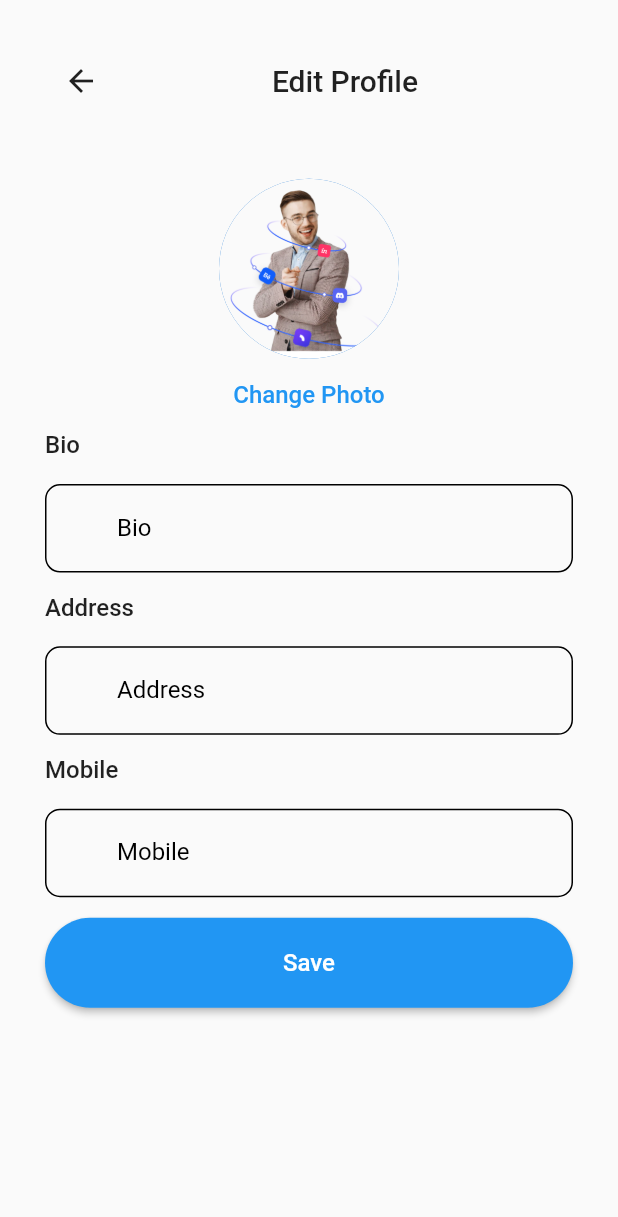
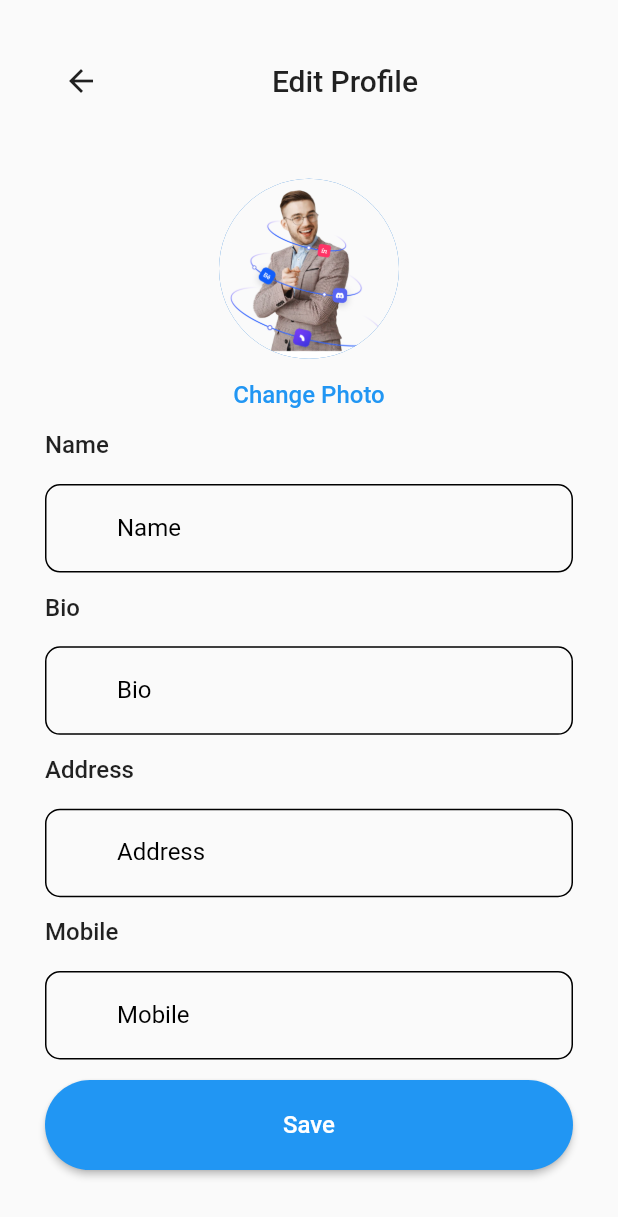
Before and after one commit to mostafa0112733/Jobsque, a Flutter app: the EditProfil screen opened directly with empty values, after a tap on "Save", on a phone screen of 412 x 824 dp. Shown: the top 1217 px of the screen. Run offline on Flutter 3.47's test engine with Material 2 defaults, Android fonts, the phone set to English and light mode, and no system bars; our stand-ins replace file_picker, shared_preferences, smooth_page_indicator; accounts and stored records are empty; network calls fail.

Commit message:
near near

```diff
--- a/lib/chats/home_chat.dart
+++ b/lib/chats/home_chat.dart
@@ -27,19 +27,19 @@ class HomeChat extends StatelessWidget {
                 imgs: 'assets/images/chat/Twitter Logo.png',
                 text: 'Here is the link: http://zoom.com/abcdeefg'),
             MCI(
-                name: 'twittwr',
+                name: 'Gojek Indonesia',
                 imgs: 'assets/images/chat/Gojek Logo.png',
                 text: 'Let’s keep in touch.'),
             MCI(
-                name: 'twittwr',
+                name: 'Shoope',
                 imgs: 'assets/images/chat/Shoope Logo.png',
                 text: 'Thank You David!'),
             MCI(
-                name: 'twittwr',
+                name: 'Dana',
                 imgs: 'assets/images/chat/Slack Logo.png',
                 text: 'Thank you for your attention!'),
             MCI(
-                name: 'twittwr',
+                name: 'Facebook',
                 imgs: 'assets/images/chat/Facebook Logo.png',
                 text: 'You: What about the interview stage?'),
           ],
--- a/lib/complete_profi/education.dart
+++ b/lib/complete_profi/education.dart
@@ -1,6 +1,6 @@
 import 'package:flutter/material.dart';
 // import 'package:project/complete%20profile/Experience.dart';
-import 'package:project/complete%20profile/personaldetails.dart';
+// import 'package:project/complete%20profile/personaldetails.dart';
 import 'package:project/complete_profi/expeince.dart';
 import 'package:project/shapes/elevatedButtonwithTitle.dart';
 import 'package:project/shapes/pagetitle.dart';
@@ -74,11 +74,11 @@ class _EducationState extends State<Education> {
               PageTitle(name: 'Education'),
               TextFormFieldWithTitle(
                 name: 'University',
-                Controller: _universityController,
+                Controller: _universityController, icon: null,
               ),
               TextFormFieldWithTitle(
                 name: 'Title',
-                Controller: _titleController,
+                Controller: _titleController, icon: null,
               ),
               TextFormField(
                 decoration: InputDecoration(
--- a/lib/complete_profi/personalDetails.dart
+++ b/lib/complete_profi/personalDetails.dart
@@ -68,15 +68,15 @@ class _CompleteFileTwoState extends State<CompleteFileTwo> {
                         ),
                         TextFormFieldWithTitle(
                           name: 'Bio',
-                          Controller: BioController,
+                          Controller: BioController, icon: null,
                         ),
                         TextFormFieldWithTitle(
                           name: 'Address',
-                          Controller: AddressController,
+                          Controller: AddressController, icon: null,
                         ),
                         TextFormFieldWithTitle(
                           name: 'Mobile',
-                          Controller: MobileController,
+                          Controller: MobileController, icon: null,
                         ),
                         SizedBox(
                             width: MediaQuery.of(context).size.width,
--- a/lib/proilesetting/PhonEwithemail.dart
+++ b/lib/proilesetting/PhonEwithemail.dart
@@ -40,9 +40,9 @@ class _PhoneWithEmailState extends State<PhoneWithEmail> {
           children: [
             PageTitle(name: 'Two-step verification'),
             TextFormFieldWithTitle(
-                name: 'Add phone number', Controller: phoneController),
+                name: 'Add phone number', Controller: phoneController, icon: null,),
             TextFormFieldWithTitle(
-                name: 'Enter your password', Controller: passwordController),
+                name: 'Enter your password', Controller: passwordController, icon: null,),
             EndButton(onPressed: _api, name: 'Save',color: Colors.blue,)
           ],
         ),
--- a/lib/proilesetting/editprofil.dart
+++ b/lib/proilesetting/editprofil.dart
@@ -9,6 +9,7 @@ import 'package:project/shapes/pagetitle.dart';
 
 class EditProfil extends StatefulWidget {
   final String token;
+
   const EditProfil({super.key, required this.token});
 
   @override
@@ -19,9 +20,12 @@ class _EditProfilState extends State<EditProfil> {
   late final TextEditingController BioController;
   late final TextEditingController AddressController;
   late final TextEditingController MobileController;
+  late final TextEditingController NameController;
+
   @override
   void initState() {
     super.initState();
+    NameController = TextEditingController();
     BioController = TextEditingController();
     AddressController = TextEditingController();
     MobileController = TextEditingController();
@@ -29,6 +33,7 @@ class _EditProfilState extends State<EditProfil> {
 
   @override
   void dispose() {
+    NameController.dispose();
     BioController.dispose();
     AddressController.dispose();
     MobileController.dispose();
@@ -36,6 +41,9 @@ class _EditProfilState extends State<EditProfil> {
   }
 
   Future<void> _ProfilData() async {
+    if (BioController.text.isNotEmpty ||
+        AddressController.text.isNotEmpty ||
+        MobileController.text.isNotEmpty) {
       final String urlApi =
           'https://project2.amit-learning.com/api/user/profile/edit';
 
@@ -48,14 +56,36 @@ class _EditProfilState extends State<EditProfil> {
           }));
 
       if (response.statusCode == 200) {
-      Navigator.push(
-          context,
-          MaterialPageRoute(
-              builder: (context) => Portfolio(
-                    token: widget.token,
-                  )));
+        print('Susassfull');
+        // Navigator.push(
+        //     context,
+        //     MaterialPageRoute(
+        //         builder: (context) => Portfolio(
+        //               token: widget.token,
+        //             )));
       } else {
         print('faild');
+      }
+    }
+    if (NameController.text.isNotEmpty) {
+      final String API =
+          'https://project2.amit-learning.com/api/auth/user/update';
+
+      var responses = await http.post(
+        Uri.parse(API),
+        headers: {
+          'Authorization': 'Bearer ${widget.token}',
+          'Content-Type': 'application/json',
+        },
+        body: json.encode({
+          "name": NameController.text,
+        }),
+      );
+      if (responses.statusCode == 200) {
+        print('Sussfull');
+      } else {
+        print('Failed to upload file. Status code: ${responses.statusCode}');
+      }
     }
   }
 
@@ -94,18 +124,30 @@ class _EditProfilState extends State<EditProfil> {
                           ],
                         ),
                         TextFormFieldWithTitle(
+                          name: 'Name',
+                          Controller: NameController,
+                          icon: null,
+                        ),
+                        TextFormFieldWithTitle(
                           name: 'Bio',
-                          Controller: BioController, icon: null,
+                          Controller: BioController,
+                          icon: null,
                         ),
                         TextFormFieldWithTitle(
                           name: 'Address',
-                          Controller: AddressController, icon: null,
+                          Controller: AddressController,
+                          icon: null,
                         ),
                         TextFormFieldWithTitle(
                           name: 'Mobile',
-                          Controller: MobileController, icon: null,
+                          Controller: MobileController,
+                          icon: null,
                         ),
-                        EndButton(onPressed: _ProfilData, name: 'Save',color: Colors.blue,),
+                        EndButton(
+                          onPressed: _ProfilData,
+                          name: 'Save',
+                          color: Colors.blue,
+                        ),
                       ],
                     ),
                   ),
```
Also changed, not shown: lib/complete_profi/expeince.dart (+78 -37 lines), lib/proilesetting/editpassword.dart (+24 -26 lines), lib/toggle.dart (+79 -9 lines). Lines whose indentation alone changed are shown as unchanged.
